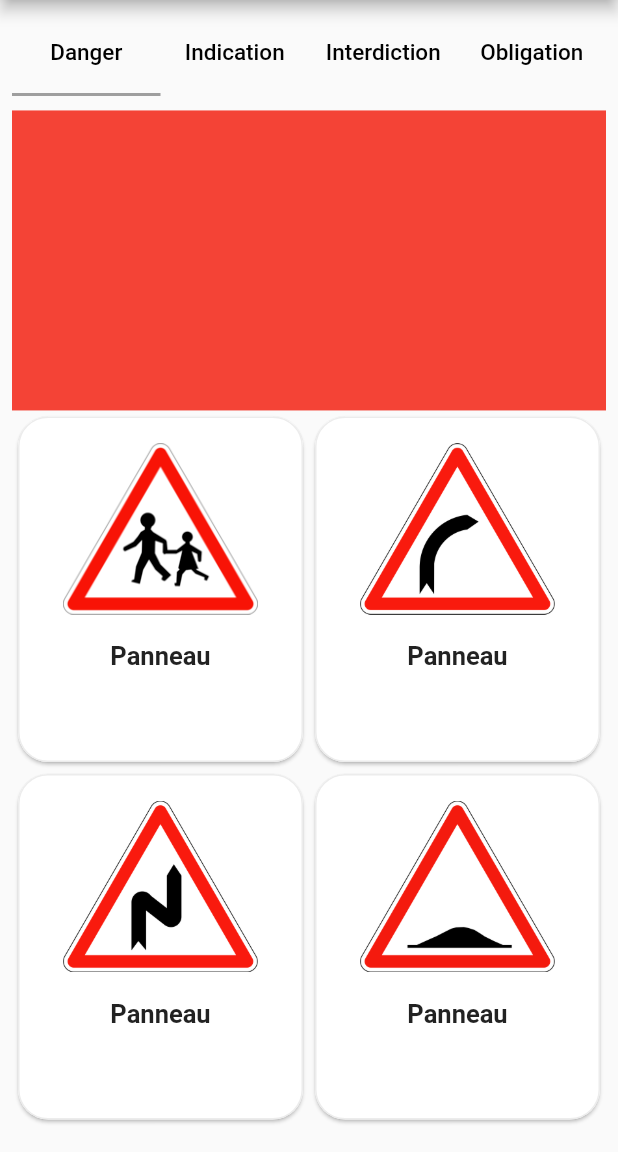
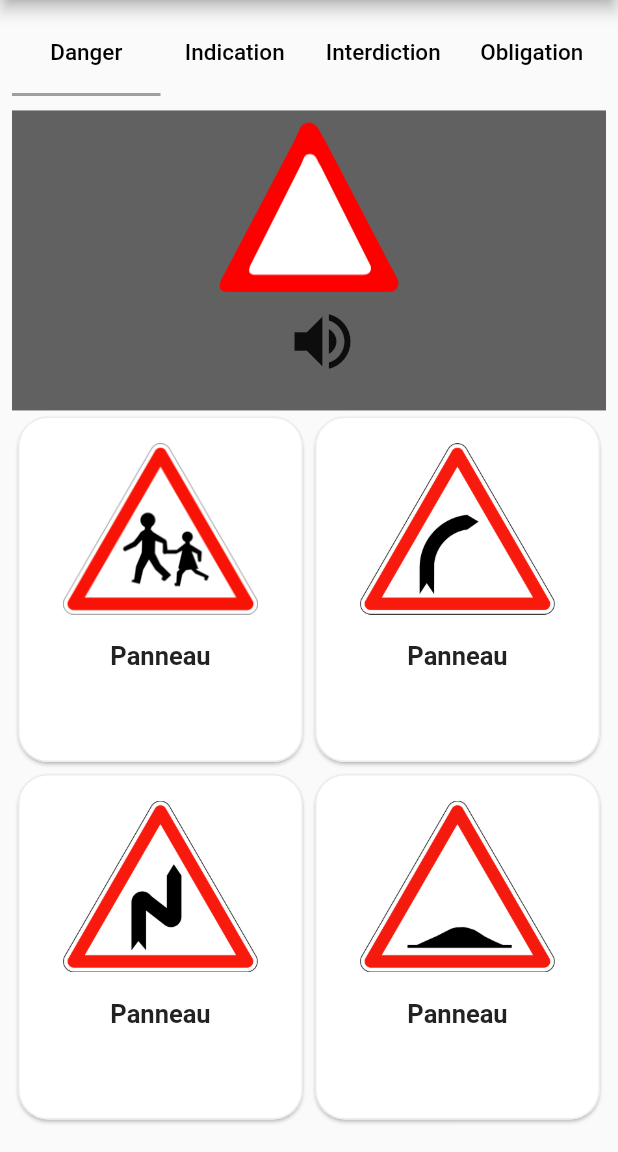
Before and after one commit to Soulteymane/siraba_shariyaw, a Flutter app: the screen it shows after launch, on a phone screen of 412 x 824 dp, the part 84-1236 px from its top. Run offline on Flutter 3.47's test engine with Material 2 defaults, Android fonts, the phone set to English and light mode, and no system bars; drawn by our look-alikes of contained_tab_bar_view; our stand-ins replace rflutter_alert.

Commit message:
amélioration

```diff
--- a/lib/cardPanneau.dart
+++ b/lib/cardPanneau.dart
@@ -1,6 +1,5 @@
 import 'package:flutter/foundation.dart';
 import 'package:flutter/material.dart';
-import 'package:siraba_shariyaw/listGest.dart';
 
 class cardPanneau extends StatefulWidget {
   const cardPanneau({Key? key}) : super(key: key);
--- a/lib/categoryPage/cat1.dart
+++ b/lib/categoryPage/cat1.dart
@@ -23,9 +23,33 @@ class _cat1State extends State<cat1> {
           child: Column(
             children: [
               Container(
-                color: Colors.red,
+                decoration: BoxDecoration(
+                  color: Colors.grey.shade700,
+                ),
                 width: MediaQuery.of(context).size.width,
                 height: 200,
+                child: Column(
+                  children: [
+                    SizedBox(
+                      height: 8,
+                    ),
+                    Center(
+                      child: Image.asset(
+                        'assets/images/dangers/danger.png',
+                        scale: 1.5,
+                      ),
+                    ),
+                    Center(
+                      child: IconButton(
+                        onPressed: () {},
+                        icon: Icon(
+                          Icons.volume_up,
+                          size: 50,
+                        ),
+                      ),
+                    ),
+                  ],
+                ),
                 //child: Image.asset('assets/images/dangers/danger.png'),
               ),
               Container(
--- a/lib/main.dart
+++ b/lib/main.dart
@@ -1,8 +1,5 @@
 import 'package:flutter/material.dart';
 import 'package:siraba_shariyaw/acceuil.dart';
-import 'package:siraba_shariyaw/acceuilPanneau.dart';
-import 'package:siraba_shariyaw/categoryPage/cat1.dart';
-import 'package:siraba_shariyaw/cardPanneau.dart';
 
 void main() {
   runApp(MyApp());
--- a/pubspec.yaml
+++ b/pubspec.yaml
@@ -34,6 +34,7 @@ dependencies:
   contained_tab_bar_view: ^0.8.0
   bottom_navy_bar: ^6.0.0
   rflutter_alert: ^2.0.4
+
 
 dev_dependencies:
   flutter_test:
```
Also changed, not shown: lib/categoryPage/cat2.dart (+25 -1 lines), lib/categoryPage/cat3.dart (+25 -1 lines), lib/categoryPage/cat4.dart (+25 -1 lines), pubspec.lock, 1 other file.
